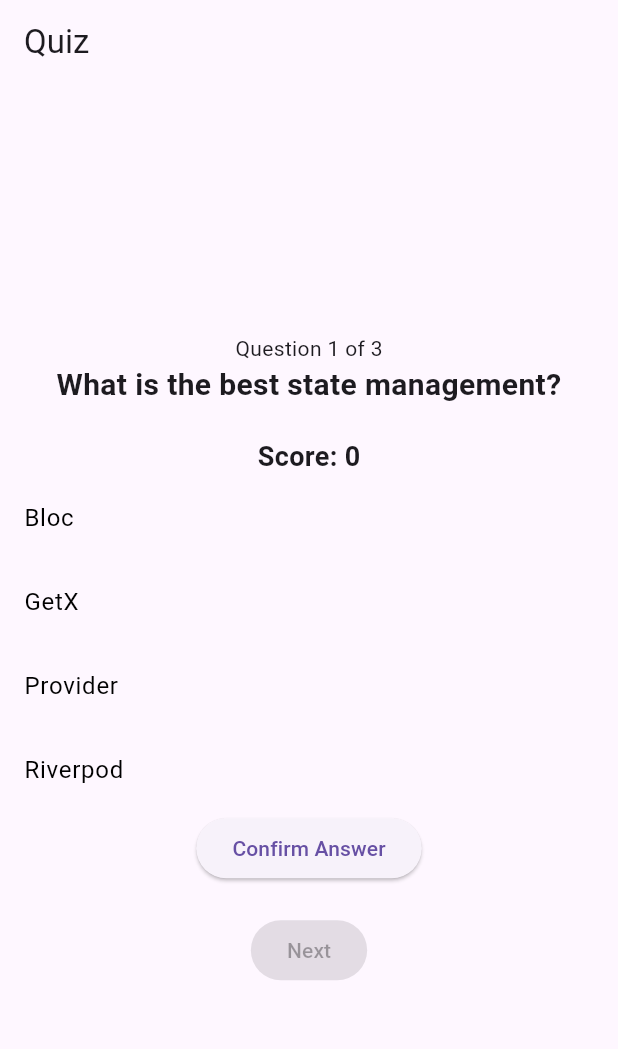
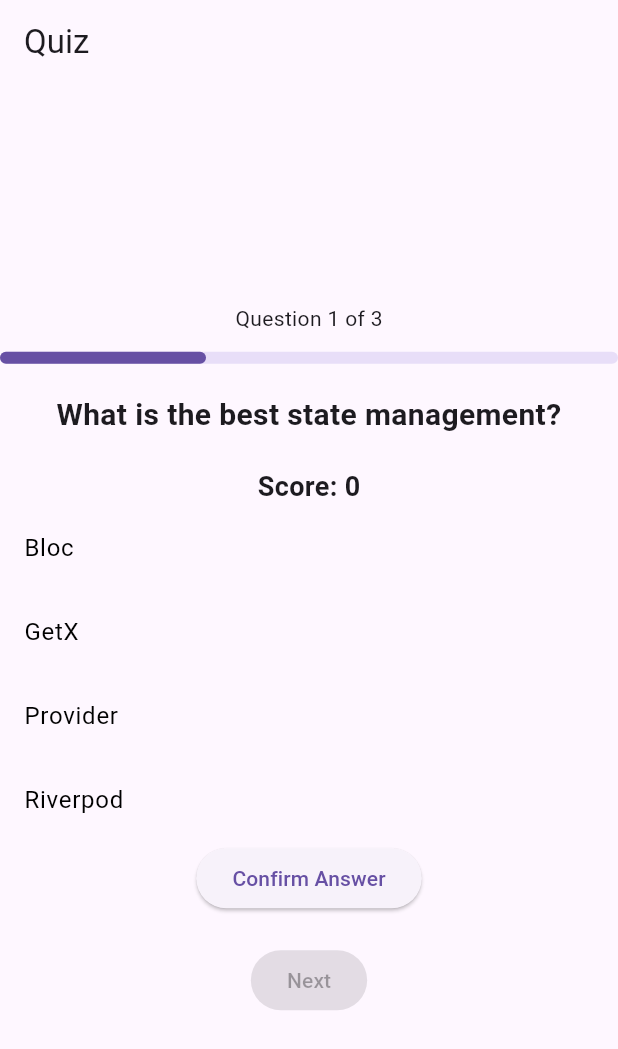
Before and after one commit to zakibn/quiz_v2, a Flutter app: the screen it shows after launch, on a phone screen of 412 x 824 dp. Shown: the top 1049 px of the screen. Run offline on Flutter 3.47's test engine with Material 3 defaults, Android fonts, the phone set to English and light mode, and no system bars; our stand-ins replace get.

Commit message:
feat: add quiz progress indicator

```diff
--- a/lib/view/screen/quiz_screen.dart
+++ b/lib/view/screen/quiz_screen.dart
@@ -35,6 +35,19 @@
                 'of ${controller.questions.length}',
               ),
             ),
+            const SizedBox(height: 12),
+
+            Obx(
+              () => LinearProgressIndicator(
+                value:
+                    (controller.currentQuestionIndex.value + 1) /
+                    controller.questions.length,
+                minHeight: 8,
+                borderRadius: BorderRadius.circular(10),
+              ),
+            ),
+
+            const SizedBox(height: 20),
             Obx(
               () => Text(
                 controller.currentQuestion,
```
